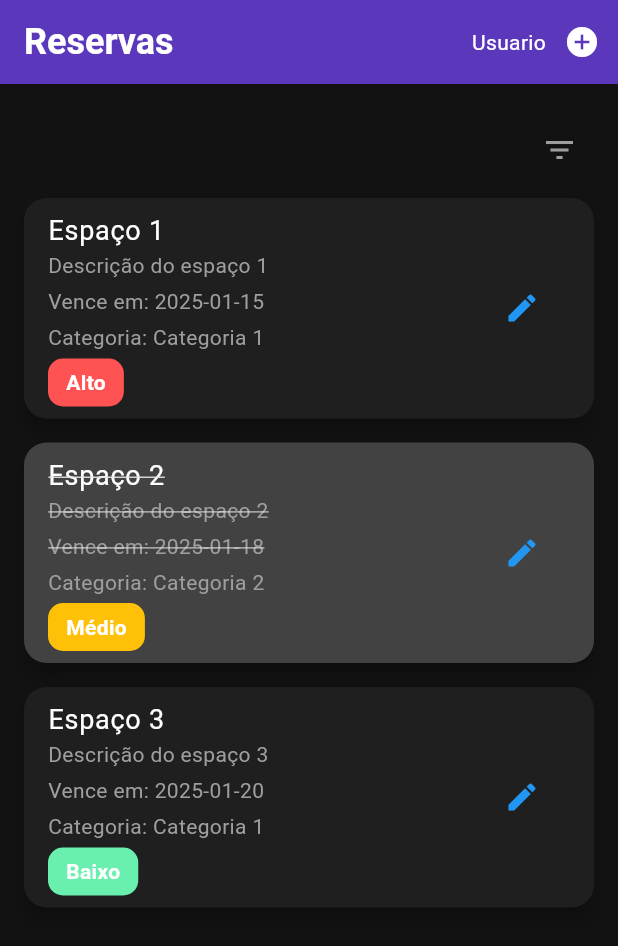
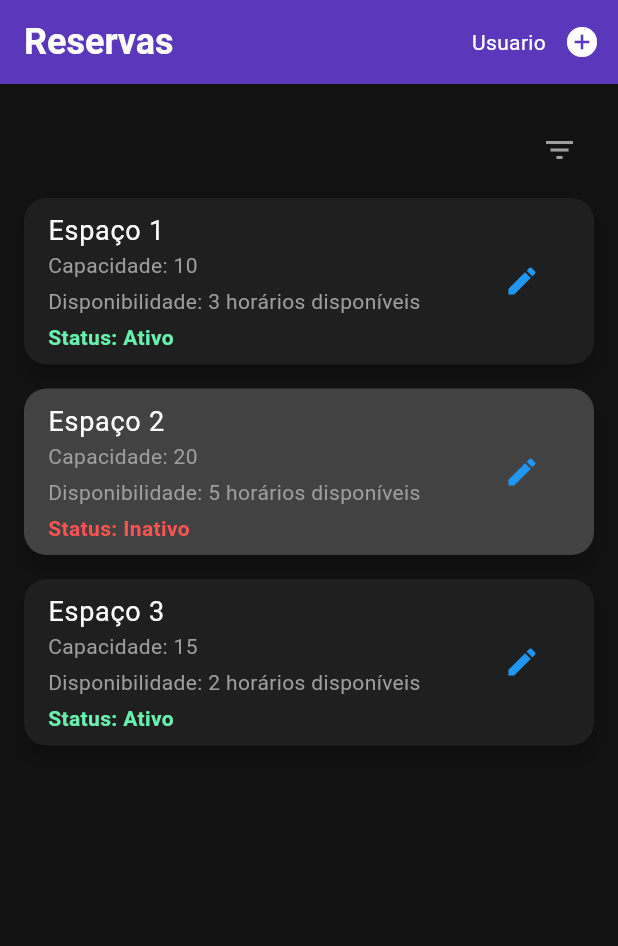
Before and after one commit to Fco-Correia/p4-aval2, a Flutter app: the screen it shows after launch, after a tap on the "add circle" icon, on a phone screen of 412 x 824 dp. Shown: the top 946 px of the screen. Run offline on Flutter 3.47's test engine with Material 3 defaults, Android fonts, the phone set to English and light mode, and no system bars; network calls fail.

```diff
--- a/lib/models/space.dart
+++ b/lib/models/space.dart
@@ -1,19 +1,15 @@
 class Space {
-  String key;
-  String title;
-  String description;
-  String category;
-  String dueDate;
-  String priority;
-  bool isCompleted;
+  final String key;
+  final String nomeEspaco;
+  final int capacidade;
+  final String disponibilidade;
+  final String status;
 
   Space({
     required this.key,
-    required this.title,
-    required this.description,
-    required this.category,
-    required this.dueDate,
-    required this.priority,
-    this.isCompleted = false,
+    required this.nomeEspaco,
+    required this.capacidade,
+    required this.disponibilidade,
+    required this.status,
   });
 }
--- a/lib/screens/Home.dart
+++ b/lib/screens/Home.dart
@@ -28,30 +28,24 @@ class _HomeState extends State<Home> {
     return [
       Space(
         key: '1',
-        title: 'Espaço 1',
-        description: 'Descrição do espaço 1',
-        category: 'Categoria 1',
-        dueDate: '2025-01-15',
-        priority: 'Alto',
-        isCompleted: false,
+        nomeEspaco: 'Espaço 1',
+        capacidade: 10,
+        disponibilidade: '3 horários disponíveis',
+        status: 'Ativo',
       ),
       Space(
         key: '2',
-        title: 'Espaço 2',
-        description: 'Descrição do espaço 2',
-        category: 'Categoria 2',
-        dueDate: '2025-01-18',
-        priority: 'Médio',
-        isCompleted: true,
+        nomeEspaco: 'Espaço 2',
+        capacidade: 20,
+        disponibilidade: '5 horários disponíveis',
+        status: 'Inativo',
       ),
       Space(
         key: '3',
-        title: 'Espaço 3',
-        description: 'Descrição do espaço 3',
-        category: 'Categoria 1',
-        dueDate: '2025-01-20',
-        priority: 'Baixo',
-        isCompleted: false,
+        nomeEspaco: 'Espaço 3',
+        capacidade: 15,
+        disponibilidade: '2 horários disponíveis',
+        status: 'Ativo',
       ),
     ];
   }
@@ -72,12 +66,10 @@ class _HomeState extends State<Home> {
           data.forEach((key, spaceData) {
             fetchedSpaces.add(Space(
               key: key,
-              title: spaceData['title'] ?? 'Sem título',
-              description: spaceData['description'] ?? '',
-              category: spaceData['category'] ?? 'Sem Categoria',
-              dueDate: spaceData['dueDate'] ?? '',
-              priority: spaceData['priority'] ?? 'Baixo',
-              isCompleted: spaceData['isCompleted'] ?? false,
+              nomeEspaco: spaceData['nomeEspaco'] ?? 'Sem nome',
+              capacidade: spaceData['capacidade'] ?? 0,
+              disponibilidade: spaceData['disponibilidade'] ?? 'Indisponível',
+              status: spaceData['status'] ?? 'Inativo',
             ));
           });
 
@@ -98,7 +90,16 @@ class _HomeState extends State<Home> {
   }
 
   void _filterSpaces(String filterType) {
-
+    setState(() {
+      if (filterType == 'Ativo') {
+        spaces.sort((a, b) => a.status == 'Ativo' ? -1 : 1);
+      } else if (filterType == 'Inativo') {
+        spaces.sort((a, b) => a.status == 'Inativo' ? -1 : 1);
+      } else {
+        // Retorna à lista original se o filtro for "Nenhum"
+        spaces = _mockSpaces();
+      }
+    });
   }
 
   Future<void> _addSpaceToFirebase(Space space) async {
@@ -109,12 +110,10 @@ class _HomeState extends State<Home> {
       final response = await http.post(
         Uri.parse(url),
         body: json.encode({
-          'title': space.title,
-          'description': space.description,
-          'category': space.category,
-          'dueDate': space.dueDate,
-          'priority': space.priority,
-          'isCompleted': space.isCompleted,
+          'nomeEspaco': space.nomeEspaco,
+          'capacidade': space.capacidade,
+          'disponibilidade': space.disponibilidade,
+          'status': space.status,
         }),
       );
 
@@ -123,12 +122,10 @@ class _HomeState extends State<Home> {
 
         final newSpace = Space(
           key: responseData['name'], // A chave gerada está no campo 'name'
-          title: space.title,
-          description: space.description,
-          category: space.category,
-          dueDate: space.dueDate,
-          priority: space.priority,
-          isCompleted: space.isCompleted,
+          nomeEspaco: space.nomeEspaco,
+          capacidade: space.capacidade,
+          disponibilidade: space.disponibilidade,
+          status: space.status,
         );
 
         setState(() {
@@ -169,12 +166,10 @@ class _HomeState extends State<Home> {
       final response = await http.put(
         Uri.parse(url),
         body: json.encode({
-          'title': space.title,
-          'description': space.description,
-          'category': space.category,
-          'dueDate': space.dueDate,
-          'priority': space.priority,
-          'isCompleted': space.isCompleted,
+          'nomeEspaco': space.nomeEspaco,
+          'capacidade': space.capacidade,
+          'disponibilidade': space.disponibilidade,
+          'status': space.status,
         }),
       );
 
@@ -188,9 +183,21 @@ class _HomeState extends State<Home> {
     }
   }
 
+  void _addMockSpaceToFirebase() {
+    // Criar um espaço fictício para testar
+    final newSpace = Space(
+      key: DateTime.now().toString(), // Gerar uma chave única temporária
+      nomeEspaco: 'Espaço Teste ${DateTime.now().millisecondsSinceEpoch}',
+      capacidade: 10,
+      disponibilidade: 'Disponível',
+      status: 'Ativo',
+    );
+
+    _addSpaceToFirebase(newSpace);
+  }
+
   @override
   Widget build(BuildContext context) {
-
     return Scaffold(
         appBar: AppBar(
           title: const Text('Reservas'),
@@ -203,9 +210,9 @@ class _HomeState extends State<Home> {
                 ),
                 IconButton(
                   icon: const Icon(Icons.add_circle, color: Colors.white),
-                tooltip: 'Adicionar Categoria',
+                  tooltip: 'Adicionar Espaço de Teste',
                   onPressed: () {
-                  // a implementar
+                    _addMockSpaceToFirebase();
                   },
                 )
               ],
@@ -249,7 +256,6 @@ class _HomeState extends State<Home> {
               ),
             )
           ],
-      )
-    );
+        ));
   }
 }
--- a/lib/widgets/space_card.dart
+++ b/lib/widgets/space_card.dart
@@ -11,14 +11,12 @@ class SpaceCard extends StatelessWidget {
     required this.onEdit,
   });
 
-  Color getPriorityColor(String priority) {
-    switch (priority) {
-      case 'Alto':
+  Color getStatusColor(String status) {
+    switch (status) {
+      case 'Ativo':
+        return Colors.greenAccent;
+      case 'Inativo':
         return Colors.redAccent;
-      case 'Médio':
-        return Colors.amber;
-      case 'Baixo':
-        return Colors.greenAccent;
       default:
         return Colors.grey;
     }
@@ -27,64 +25,43 @@ class SpaceCard extends StatelessWidget {
   @override
   Widget build(BuildContext context) {
     return Card(
-      color: space.isCompleted ? Colors.grey.shade800 : const Color(0xFF1F1F1F),
+      color: space.status == 'Inativo' ? Colors.grey.shade800 : const Color(0xFF1F1F1F),
       margin: const EdgeInsets.symmetric(vertical: 8, horizontal: 16),
       shape: RoundedRectangleBorder(borderRadius: BorderRadius.circular(15)),
       elevation: 5,
       child: ListTile(
         title: Text(
-          space.title,
-          style: TextStyle(
+          space.nomeEspaco, // Exibe o nome do espaço
+          style: const TextStyle(
             color: Colors.white,
             fontSize: 18,
-            decoration: space.isCompleted
-                ? TextDecoration.lineThrough
-                : TextDecoration.none, // Risco no texto
           ),
         ),
         subtitle: Column(
           crossAxisAlignment: CrossAxisAlignment.start,
           children: [
+            // Exibe a capacidade
             Text(
-              space.description,
-              style: TextStyle(
-                color: Colors.grey,
-                decoration: space.isCompleted
-                    ? TextDecoration.lineThrough
-                    : TextDecoration.none,
-              ),
-            ),
-            const SizedBox(height: 4),
-            Text(
-              'Vence em: ${space.dueDate}',
-              style: TextStyle(
-                color: Colors.grey,
-                decoration: space.isCompleted
-                    ? TextDecoration.lineThrough
-                    : TextDecoration.none,
-              ),
-            ),
-            const SizedBox(height: 4),
-            // Categoria exibida aqui
-            Text(
-              'Categoria: ${space.category}',
+              'Capacidade: ${space.capacidade}',
               style: const TextStyle(
                 color: Colors.grey,
               ),
             ),
             const SizedBox(height: 4),
-            Container(
-              padding: const EdgeInsets.symmetric(horizontal: 12, vertical: 6),
-              decoration: BoxDecoration(
-                color: getPriorityColor(space.priority),
-                borderRadius: BorderRadius.circular(10),
+            // Exibe a disponibilidade
+            Text(
+              'Disponibilidade: ${space.disponibilidade}',
+              style: const TextStyle(
+                color: Colors.grey,
               ),
-              child: Text(
-                space.priority,
-                style: const TextStyle(
-                  color: Colors.white,
-                  fontWeight: FontWeight.bold,
-                ),
+            ),
+            const SizedBox(height: 4),
+            // Exibe o status
+            Text(
+              'Status: ${space.status}',
+              style: TextStyle(
+                color: getStatusColor(space.status),
+                fontWeight: FontWeight.bold,
               ),
             ),
           ],
```
Lines whose indentation alone changed are shown as unchanged.
